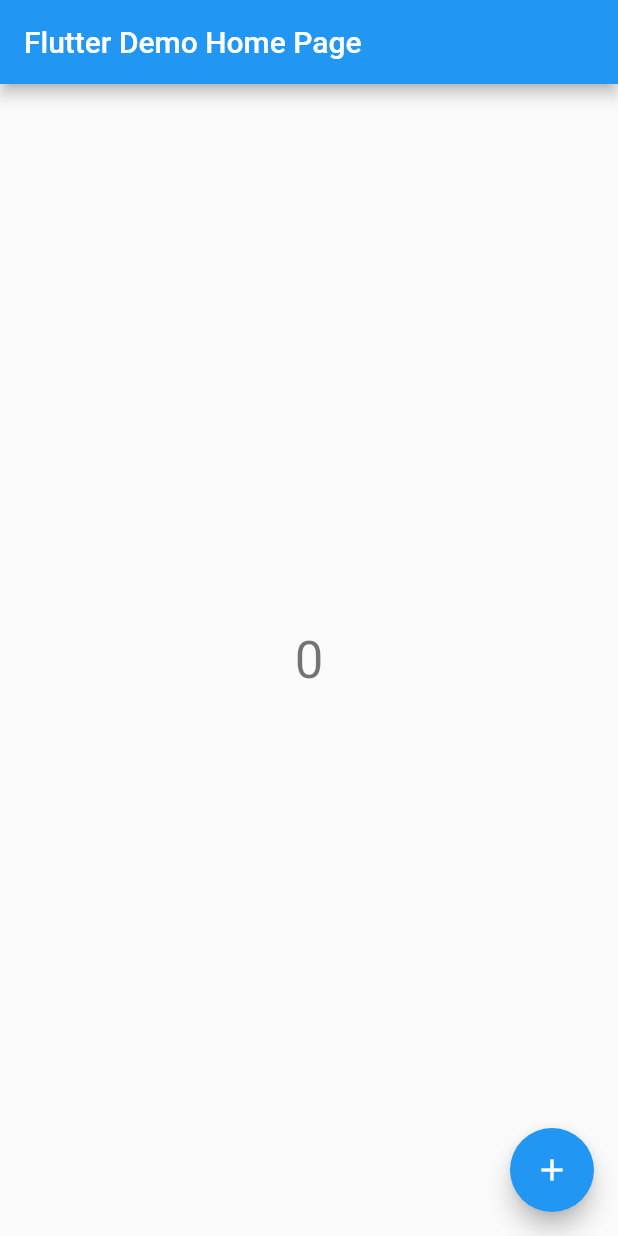
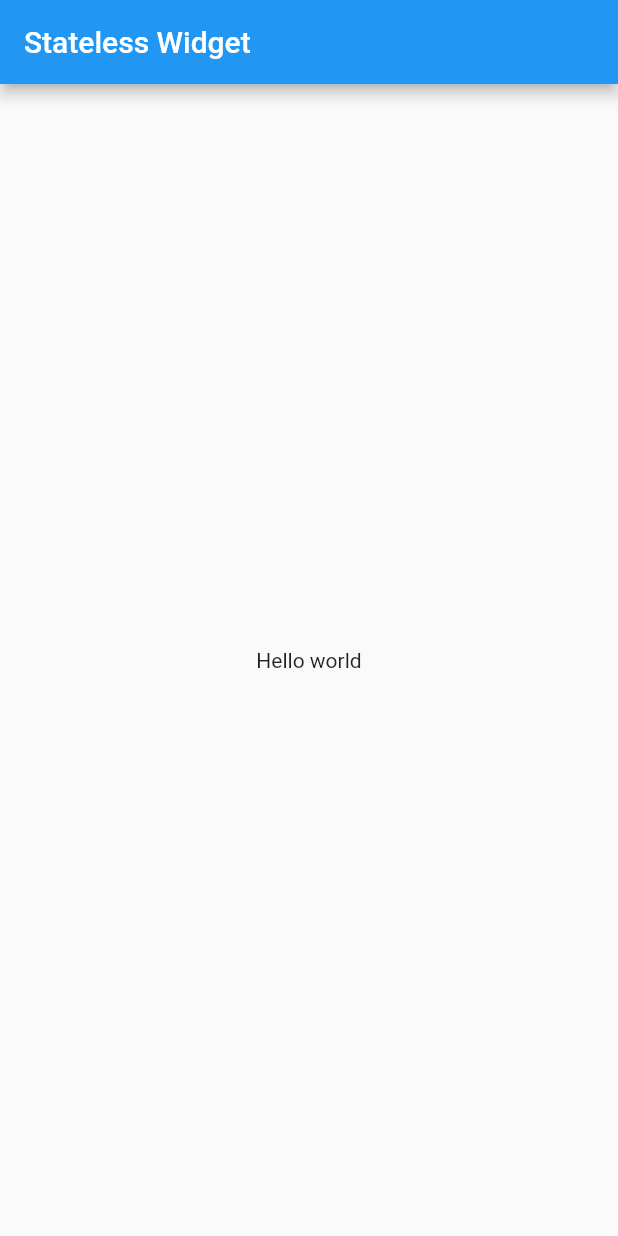
Before and after one commit to myungsangBaek/flutter-study, a Flutter app: the screen it shows after launch, on a phone screen of 412 x 824 dp. Run offline on Flutter 3.47's test engine with Material 2 defaults, Android fonts, the phone set to English and light mode, and no system bars.

Commit message:
feat: Generate stateless widget

```diff
--- a/lib/main.dart
+++ b/lib/main.dart
@@ -5,106 +5,24 @@ void main() {
 }
 
 class MyApp extends StatelessWidget {
-  // This widget is the root of your application.
   @override
   Widget build(BuildContext context) {
     return MaterialApp(
-      title: 'Flutter Demo',
-      theme: ThemeData(
-        // This is the theme of your application.
-        //
-        // Try running your application with "flutter run". You'll see the
-        // application has a blue toolbar. Then, without quitting the app, try
-        // changing the primarySwatch below to Colors.green and then invoke
-        // "hot reload" (press "r" in the console where you ran "flutter run",
-        // or simply save your changes to "hot reload" in a Flutter IDE).
-        // Notice that the counter didn't reset back to zero; the application
-        // is not restarted.
-        primarySwatch: Colors.blue,
-      ),
-      home: MyHomePage(title: 'Flutter Demo Home Page'),
+      home: HomeWidget(),
     );
   }
 }
 
-class MyHomePage extends StatefulWidget {
-  MyHomePage({Key key, this.title}) : super(key: key);
-
-  // This widget is the home page of your application. It is stateful, meaning
-  // that it has a State object (defined below) that contains fields that affect
-  // how it looks.
-
-  // This class is the configuration for the state. It holds the values (in this
-  // case the title) provided by the parent (in this case the App widget) and
-  // used by the build method of the State. Fields in a Widget subclass are
-  // always marked "final".
-
-  final String title;
-
-  @override
-  _MyHomePageState createState() => _MyHomePageState();
-}
-
-class _MyHomePageState extends State<MyHomePage> {
-  int _counter = 0;
-
-  void _incrementCounter() {
-    setState(() {
-      // This call to setState tells the Flutter framework that something has
-      // changed in this State, which causes it to rerun the build method below
-      // so that the display can reflect the updated values. If we changed
-      // _counter without calling setState(), then the build method would not be
-      // called again, and so nothing would appear to happen.
-      _counter++;
-    });
-  }
-
+class HomeWidget extends StatelessWidget {
   @override
   Widget build(BuildContext context) {
-    // This method is rerun every time setState is called, for instance as done
-    // by the _incrementCounter method above.
-    //
-    // The Flutter framework has been optimized to make rerunning build methods
-    // fast, so that you can just rebuild anything that needs updating rather
-    // than having to individually change instances of widgets.
     return Scaffold(
       appBar: AppBar(
-        // Here we take the value from the MyHomePage object that was created by
-        // the App.build method, and use it to set our appbar title.
-        title: Text(widget.title),
+        title: Text('Stateless Widget'),
       ),
       body: Center(
-        // Center is a layout widget. It takes a single child and positions it
-        // in the middle of the parent.
-        child: Column(
-          // Column is also a layout widget. It takes a list of children and
-          // arranges them vertically. By default, it sizes itself to fit its
-          // children horizontally, and tries to be as tall as its parent.
-          //
-          // Invoke "debug painting" (press "p" in the console, choose the
-          // "Toggle Debug Paint" action from the Flutter Inspector in Android
-          // Studio, or the "Toggle Debug Paint" command in Visual Studio Code)
-          // to see the wireframe for each widget.
-          //
-          // Column has various properties to control how it sizes itself and
-          // how it positions its children. Here we use mainAxisAlignment to
-          // center the children vertically; the main axis here is the vertical
-          // axis because Columns are vertical (the cross axis would be
-          // horizontal).
-          mainAxisAlignment: MainAxisAlignment.center,
-          children: <Widget>[
-            Text(
-              '$_counter',
-              style: Theme.of(context).textTheme.headline4,
-            ),
-          ],
-        ),
+        child: Text('Hello world'),
       ),
-      floatingActionButton: FloatingActionButton(
-        onPressed: _incrementCounter,
-        tooltip: 'Increment',
-        child: Icon(Icons.add),
-      ), // This trailing comma makes auto-formatting nicer for build methods.
     );
   }
 }
```
